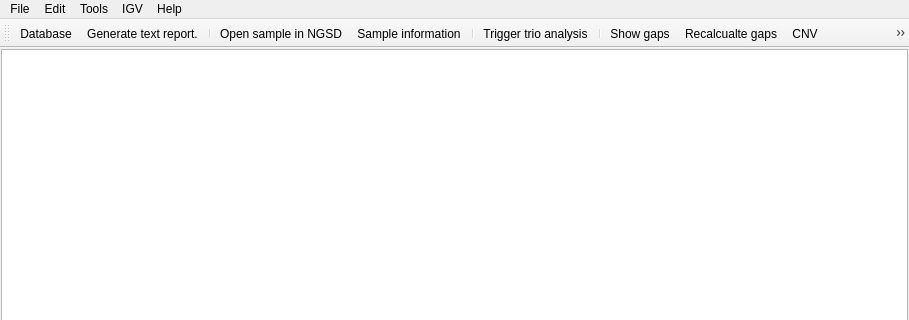
Qt form src/GSvar/MainWindow.ui (imgag/ngs-bits) before a commit; both pictures show x 0 to 909 and y 0 to 320 of the 909 by 755 pixel window.
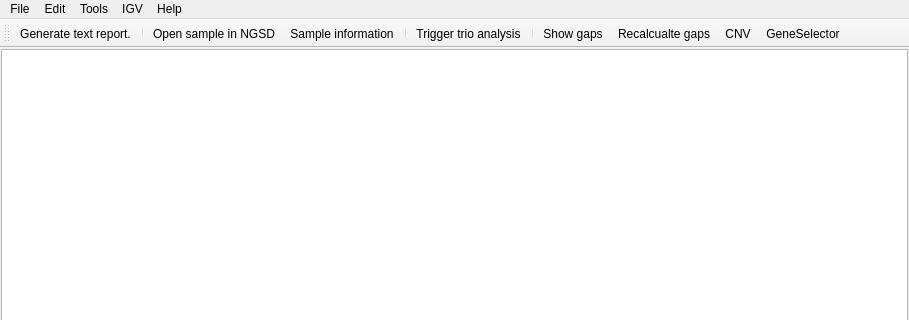
The same form after that commit. Icons and pictures are not drawn.

```diff
--- a/src/GSvar/MainWindow.ui
+++ b/src/GSvar/MainWindow.ui
@@ -208,7 +208,6 @@
    <attribute name="toolBarBreak">
     <bool>false</bool>
    </attribute>
-   <addaction name="actionDatabase"/>
    <addaction name="actionReport"/>
    <addaction name="separator"/>
    <addaction name="actionNGSD"/>
@@ -282,7 +281,7 @@
      <normalon>:/Icons/Database.png</normalon>Icons/Database.png</iconset>
    </property>
    <property name="text">
-    <string>Database</string>
+    <string>All</string>
    </property>
    <property name="toolTip">
     <string>Re-annotate variant list with frequency information and comments from NGSD.</string>
```
Left out of the diff: 25 changed lines with no effect on the pictures.
